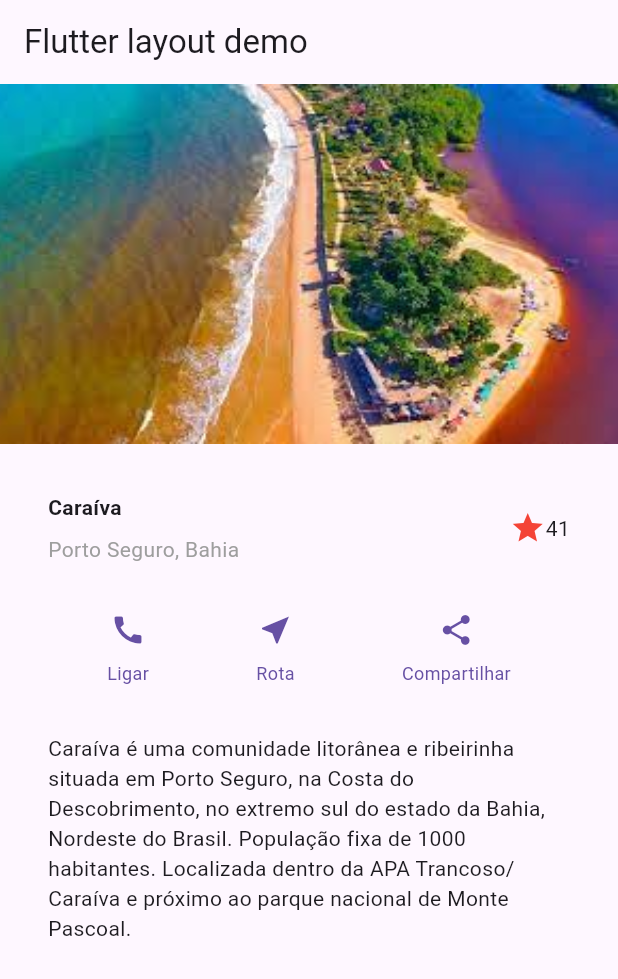
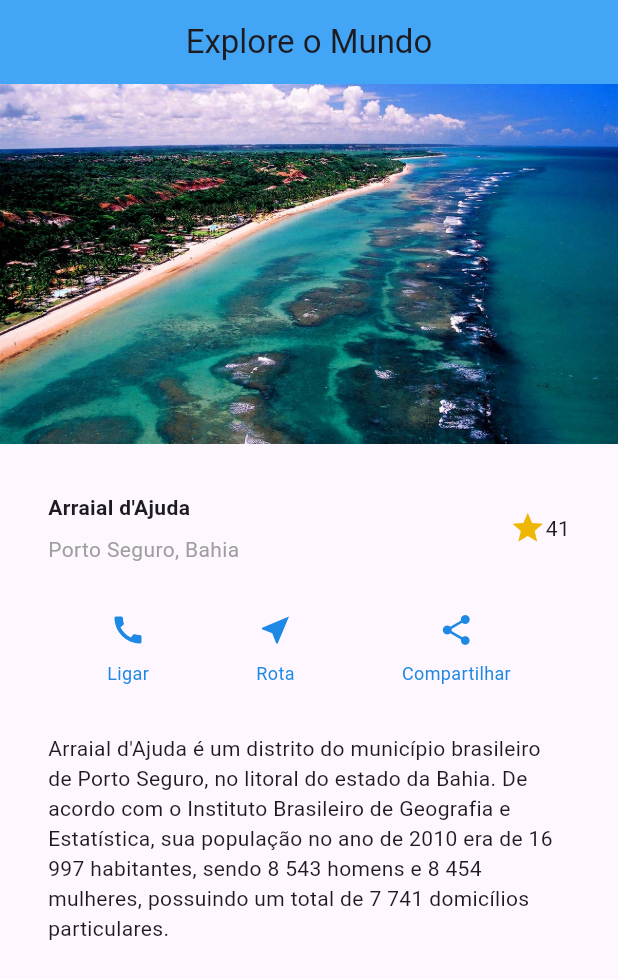
Before and after one commit to Axemay/explore_mundo, a Flutter app: the screen it shows after launch, on a phone screen of 412 x 824 dp. Shown: the top 979 px of the screen. Run offline on Flutter 3.47's test engine with Material 3 defaults, Android fonts, the phone set to English and light mode, and no system bars.

Commit message:
Adicionando destinos

```diff
--- a/lib/main.dart
+++ b/lib/main.dart
@@ -3,36 +3,112 @@ import 'package:flutter/material.dart';
 void main() => runApp(const MyApp());
 
 class MyApp extends StatelessWidget {
-  const MyApp({super.key});
+  const MyApp({Key? key}) : super(key: key);
 
   @override
   Widget build(BuildContext context) {
-    const String appTitle = 'Flutter layout demo';
+    const String appTitle = 'Explore o Mundo';
+
     return MaterialApp(
       title: appTitle,
       home: Scaffold(
           appBar: AppBar(
+            centerTitle: true,
             title: const Text(appTitle),
+            backgroundColor: Colors.blue[400],
           ),
-        body: const SingleChildScrollView(
+          body: SafeArea(
+            child: DestinoItemList(),
+          )),
+    );
+  }
+}
+
+class Destino {
+  final String nome;
+  final String localizacao;
+  final String imagem;
+  final String descricao;
+
+  Destino({
+    required this.nome,
+    required this.localizacao,
+    required this.imagem,
+    required this.descricao,
+  });
+}
+
+class DestinoItem extends StatelessWidget {
+  final Destino destino;
+
+  const DestinoItem({Key? key, required this.destino}) : super(key: key);
+
+  @override
+  Widget build(BuildContext context) {
+    return Container(
+      width: MediaQuery.of(context).size.width,
+
       child: Column(
+        crossAxisAlignment: CrossAxisAlignment.start,
         children: [
-                      ImageSection(
-                        image: 'images/caraiva.jpeg',
+          ImageSection(image: destino.imagem),
+          TitleSection(name: destino.nome, location: destino.localizacao),
+          ButtonSection(),
+          TextSection(description: destino.descricao),
+        ],
       ),
-                    TitleSection(
-                    name: 'Caraíva',
-                    location: 'Porto Seguro, Bahia',
+    );
+  }
+}
+
+class DestinoItemList extends StatelessWidget {
+  final List<Destino> destinos = [
+    Destino(
+      nome: 'Arraial d\'Ajuda',
+      localizacao: 'Porto Seguro, Bahia',
+      imagem: 'images/arraial.jpg',
+      descricao:
+          'Arraial d\'Ajuda é um distrito do município brasileiro de Porto Seguro, no litoral do estado da Bahia. De acordo com o Instituto Brasileiro de Geografia e Estatística, sua população no ano de 2010 era de 16 997 habitantes, sendo 8 543 homens e 8 454 mulheres, possuindo um total de 7 741 domicílios particulares.',
     ),
-                        ButtonSection(),
-                        TextSection(
-                    description:
+    Destino(
+      nome: 'Caraíva',
+      localizacao: 'Porto Seguro, Bahia',
+      imagem: 'images/caraiva.jpeg',
+      descricao:
           'Caraíva é uma comunidade litorânea e ribeirinha situada em Porto Seguro, na Costa do Descobrimento, no extremo sul do estado da Bahia, Nordeste do Brasil. População fixa de 1000 habitantes. Localizada dentro da APA Trancoso/Caraíva e próximo ao parque nacional de Monte Pascoal.',
     ),
-                    ],
+        Destino(
+      nome: 'Trancoso',
+      localizacao: 'Porto Seguro, Bahia',
+      imagem: 'images/trancoso.jpg',
+      descricao:
+          'Trancoso é um distrito do município brasileiro de Porto Seguro, no litoral do estado da Bahia. De acordo com o Instituto Brasileiro de Geografia e Estatística, sua população no ano de 2010 era de 11 006 habitantes, sendo 5 604 homens e 5 402 mulheres, possuindo um total de 4 816 domicílios particulares.',
     ),
+        Destino(
+      nome: 'Ilha Grande',
+      localizacao: 'Rio de Janeiro, RJ',
+      imagem: 'images/ilhagrande.jpg',
+      descricao:
+          'Ilha Grande é uma ilha no estado brasileiro do Rio de Janeiro rodeada de praias, coberta pela Mata Atlântica e atravessada por trilhos sinuosos. Na margem sudeste, a extensa Praia de Lopes Mendes, ladeada de palmeiras, é conhecida pelas ondas propícias ao surf. Lagoa Azul, na zona norte da ilha, possui águas protegidas e repletas de peixes.',
     ),
-    )
+        Destino(
+      nome: 'Búzios',
+      localizacao: 'Rio de Janeiro, RJ',
+      imagem: 'images/buzios.jpg',
+      descricao:
+          'Armação dos Búzios (ou Búzios), é uma estância brasileira situada numa península oceânica a este do Rio de Janeiro. É conhecida como um sofisticado destino de férias com inúmeras praias. Estas incluem Ferradura, numa calma baía em forma de ferradura com desportos aquáticos, e Geribá, um local de surf popular. ',
+    ),
+  ];
+
+  @override
+  Widget build(BuildContext context) {
+    return ListView.builder(
+      scrollDirection: Axis.horizontal,
+      itemCount: destinos.length,
+      itemBuilder: (context, index) {
+        return Container(
+            child: DestinoItem(destino: destinos[index]));
+      },
     );
   }
 }
@@ -54,11 +130,11 @@ class TitleSection extends StatelessWidget {
       child: Row(
         children: [
           Expanded(
-            /*1*/
+
             child: Column(
               crossAxisAlignment: CrossAxisAlignment.start,
               children: [
-                /*2*/
+
                 Padding(
                   padding: const EdgeInsets.only(bottom: 8),
                   child: Text(
@@ -77,10 +153,10 @@ class TitleSection extends StatelessWidget {
               ],
             ),
           ),
-          /*3*/
+
           Icon(
             Icons.star,
-            color: Colors.red[500],
+            color: Color.fromARGB(255, 238, 183, 4),
           ),
           const Text('41'),
         ],
@@ -94,7 +170,7 @@ class ButtonSection extends StatelessWidget {
 
   @override
   Widget build(BuildContext context) {
-    final Color color = Theme.of(context).primaryColor;
+    final Color color = Colors.blue[600]!;
     return SizedBox(
       child: Row(
         mainAxisAlignment: MainAxisAlignment.spaceEvenly,
--- a/pubspec.yaml
+++ b/pubspec.yaml
@@ -59,6 +59,10 @@ flutter:
   uses-material-design: true
   assets:
     - images/caraiva.jpeg
+    - images/arraial.jpg
+    - images/trancoso.jpg
+    - images/ilhagrande.jpg
+    - images/buzios.jpg
   # To add assets to your application, add an assets section, like this:
   # assets:
   #   - images/a_dot_burr.jpeg
```
Also changed, not shown: images/arraial.jpg (added), images/buzios.jpg (added), images/ilhagrande.jpg (added), images/trancoso.jpg (added). Lines whose indentation alone changed are shown as unchanged.
